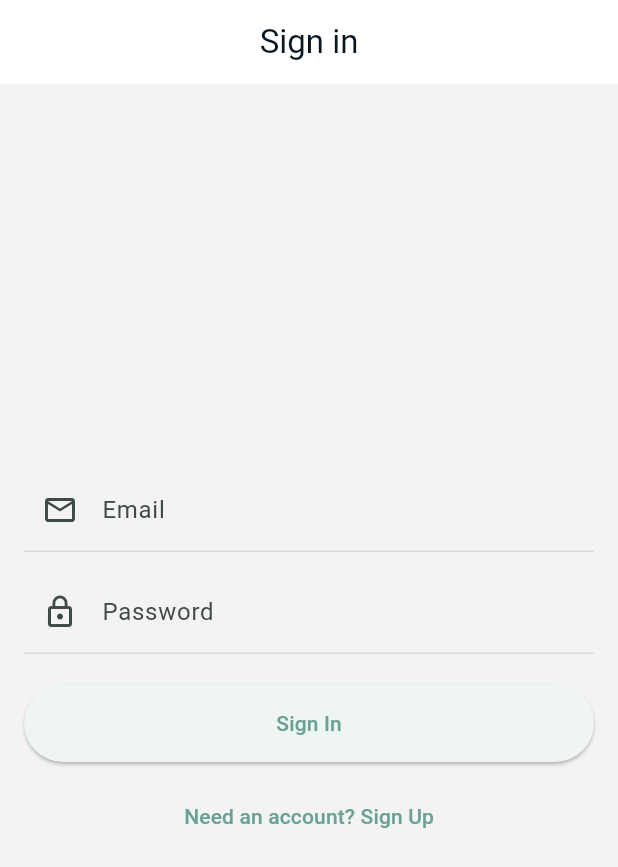
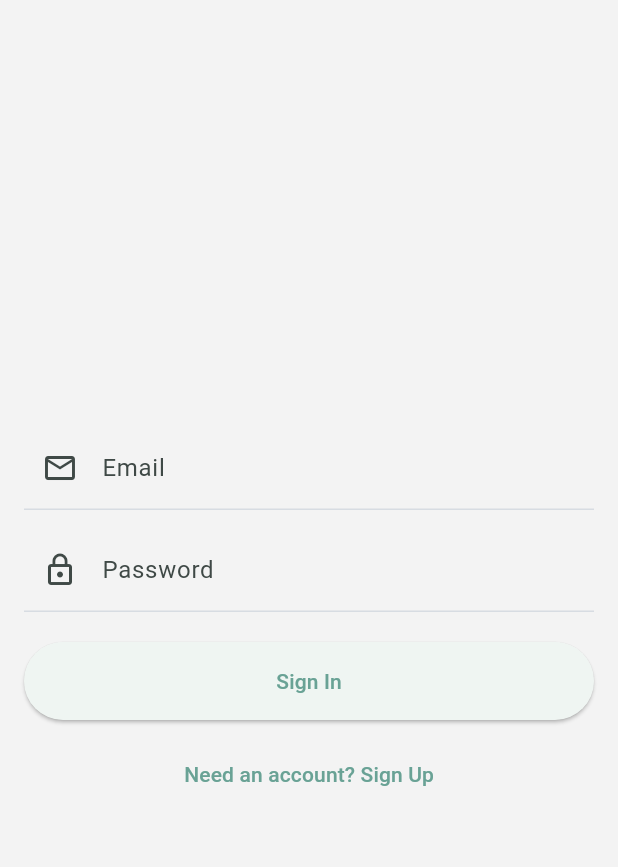
Before and after one commit to awmusicstudio/template_v2, a Flutter app: the screen it shows after launch, on a phone screen of 412 x 824 dp. Shown: the top 867 px of the screen. Run offline on Flutter 3.47's test engine with Material 3 defaults, Android fonts, the phone set to English and light mode, and no system bars; our stand-ins replace flutter_riverpod, go_router, supabase_flutter; accounts and stored records are empty.

Commit message:
fixed it

```diff
--- a/lib/screens/sign_in_screen.dart
+++ b/lib/screens/sign_in_screen.dart
@@ -65,7 +65,6 @@ class _SignInScreenState extends ConsumerState<SignInScreen> {
     final authState = ref.watch(authControllerProvider);
 
     return Scaffold(
-      appBar: AppBar(title: const Text('Sign in')),
       body: Padding(
         padding: const EdgeInsets.all(16),
         child: Center(
--- a/lib/theme/app_theme_dark.dart
+++ b/lib/theme/app_theme_dark.dart
@@ -25,5 +25,20 @@ ThemeData buildDarkTheme() {
     colorScheme: scheme,
     scaffoldBackgroundColor: AppColors.kDarkBackground,
     appBarTheme: const AppBarTheme(elevation: 0, centerTitle: true),
+    bottomNavigationBarTheme: BottomNavigationBarThemeData(
+      selectedItemColor: scheme.primary,
+      unselectedItemColor: scheme.onSurfaceVariant,
+      backgroundColor: scheme.surface,
+    ),
+    navigationRailTheme: NavigationRailThemeData(
+      backgroundColor: scheme.surface,
+      indicatorColor: scheme.primary.withOpacity(0.15),
+      selectedIconTheme: const IconThemeData().copyWith(color: scheme.primary),
+      unselectedIconTheme: const IconThemeData().copyWith(
+        color: scheme.onSurfaceVariant,
+      ),
+      selectedLabelTextStyle: TextStyle(color: scheme.primary),
+      unselectedLabelTextStyle: TextStyle(color: scheme.onSurfaceVariant),
+    ),
   );
 }
--- a/lib/theme/app_theme_light.dart
+++ b/lib/theme/app_theme_light.dart
@@ -28,5 +28,20 @@ ThemeData buildLightTheme() {
     colorScheme: scheme,
     scaffoldBackgroundColor: AppColors.kLightBackground,
     appBarTheme: const AppBarTheme(elevation: 0, centerTitle: true),
+    bottomNavigationBarTheme: BottomNavigationBarThemeData(
+      selectedItemColor: scheme.primary,
+      unselectedItemColor: scheme.onSurfaceVariant,
+      backgroundColor: scheme.surface,
+    ),
+    navigationRailTheme: NavigationRailThemeData(
+      backgroundColor: scheme.surface,
+      indicatorColor: scheme.primary.withOpacity(0.15),
+      selectedIconTheme: const IconThemeData().copyWith(color: scheme.primary),
+      unselectedIconTheme: const IconThemeData().copyWith(
+        color: scheme.onSurfaceVariant,
+      ),
+      selectedLabelTextStyle: TextStyle(color: scheme.primary),
+      unselectedLabelTextStyle: TextStyle(color: scheme.onSurfaceVariant),
+    ),
   );
 }
```
